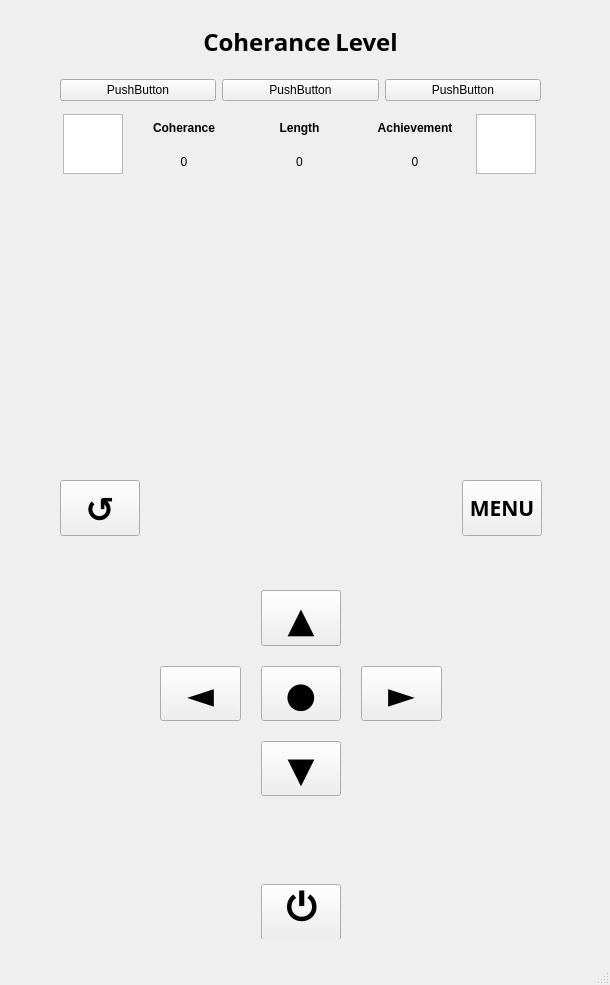
First picture: the form in mainwindow.ui, repository JosephChing/COMP3004Team65, before the edit.
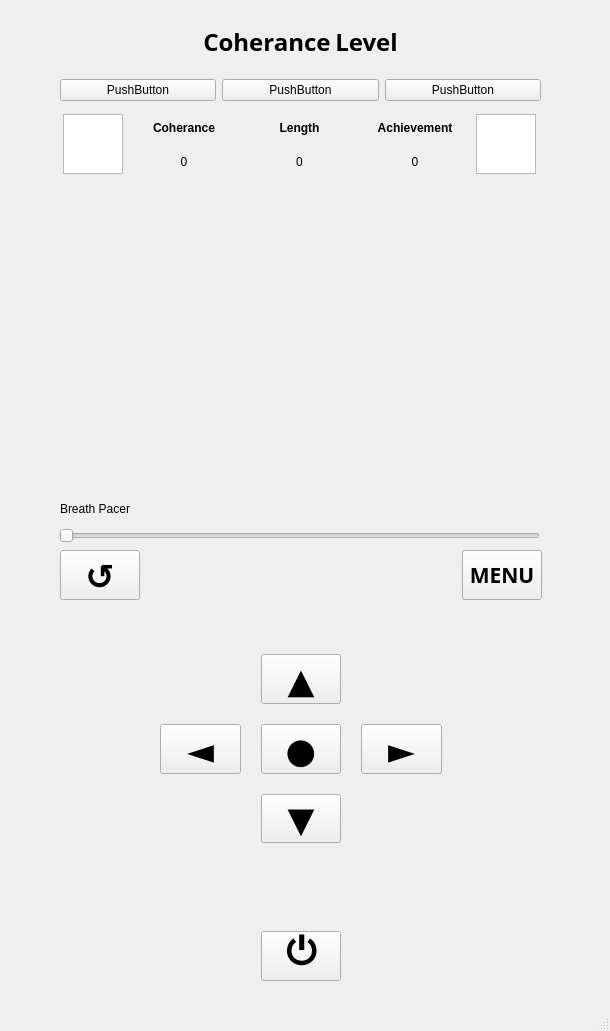
Second picture: the form after the edit. Custom widgets are drawn as their Qt base class.

Commit message: Added breath slider

```diff
--- a/mainwindow.ui
+++ b/mainwindow.ui
@@ -7,7 +7,7 @@
     <x>0</x>
     <y>0</y>
     <width>610</width>
-    <height>985</height>
+    <height>1031</height>
    </rect>
   </property>
   <property name="windowTitle">
@@ -18,9 +18,9 @@
     <property name="geometry">
      <rect>
       <x>60</x>
-      <y>480</y>
+      <y>550</y>
       <width>482</width>
-      <height>459</height>
+      <height>431</height>
      </rect>
     </property>
     <layout class="QGridLayout" name="gridLayout">
@@ -493,10 +493,36 @@
       <x>59</x>
       <y>189</y>
       <width>481</width>
-      <height>281</height>
+      <height>301</height>
      </rect>
     </property>
    </widget>
+   <widget class="QLabel" name="label_14">
+    <property name="geometry">
+     <rect>
+      <x>60</x>
+      <y>500</y>
+      <width>91</width>
+      <height>17</height>
+     </rect>
+    </property>
+    <property name="text">
+     <string>Breath Pacer</string>
+    </property>
+   </widget>
+   <widget class="QSlider" name="breathPaceIndicator">
+    <property name="geometry">
+     <rect>
+      <x>59</x>
+      <y>520</y>
+      <width>481</width>
+      <height>31</height>
+     </rect>
+    </property>
+    <property name="orientation">
+     <enum>Qt::Horizontal</enum>
+    </property>
+   </widget>
   </widget>
   <widget class="QMenuBar" name="menubar">
    <property name="geometry">
```
